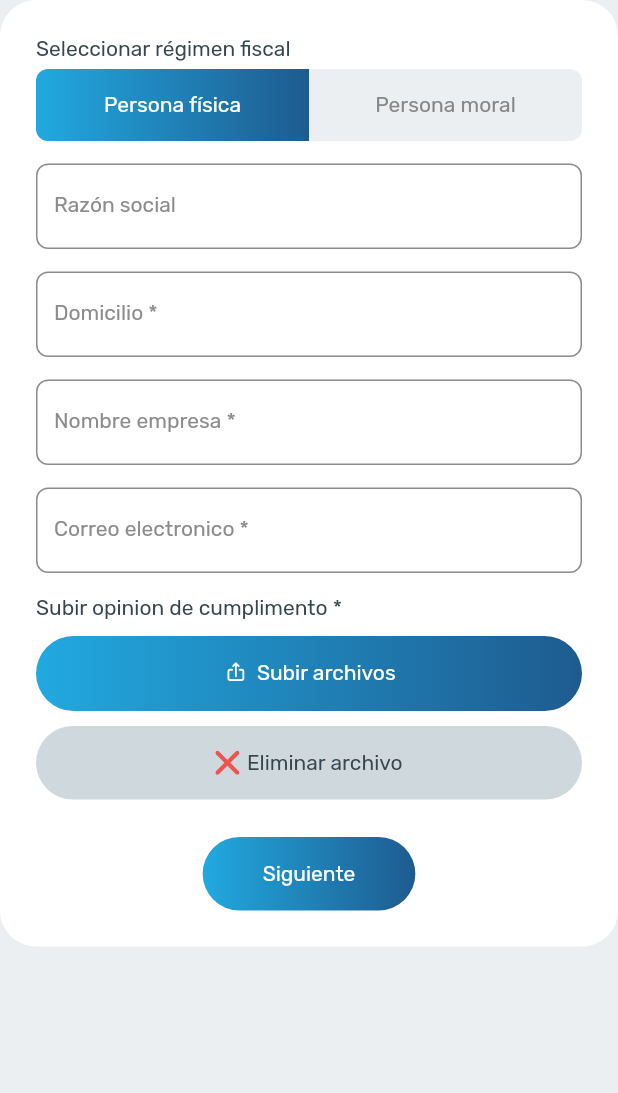
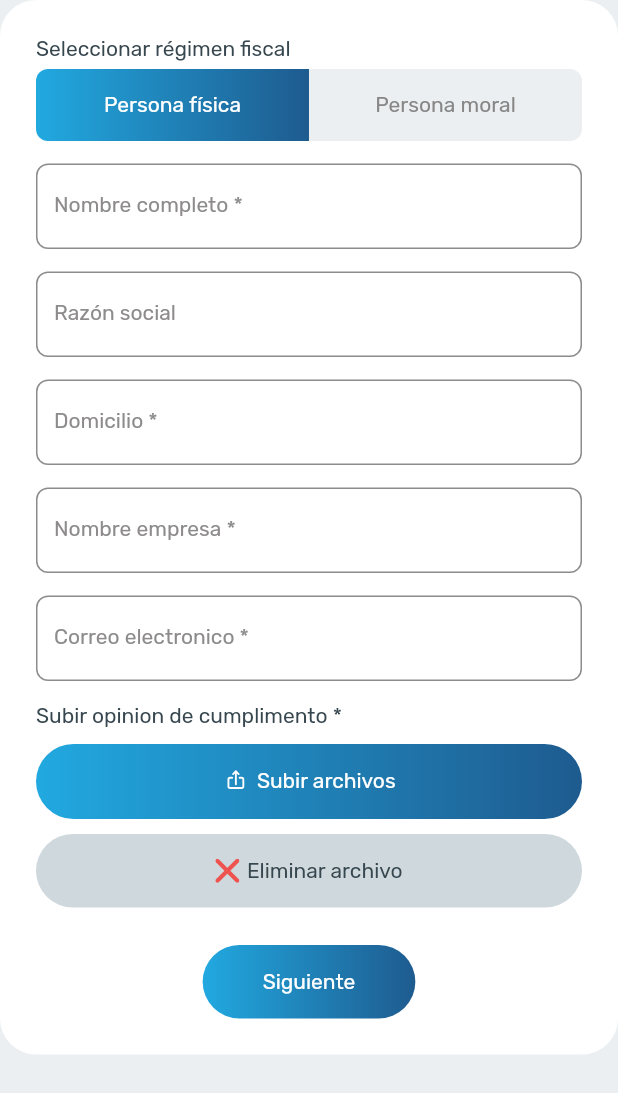
Before and after one commit to ulises214/freeway_ddd_app, a Flutter app: the CarrierForm widget shown alone on an empty page, opened directly with empty values, on a phone screen of 412 x 824 dp. Shown: the top 1093 px of the screen. Run offline on Flutter 3.47's test engine with Material 2 defaults, Android fonts, the light colour scheme and no system bars; our stand-ins replace file_picker, flutter_svg, get; missing offline and left inert: ferry, gql_http_link; accounts and stored records are empty.

Commit message:
Modify buyer and carrier model
Now match with graphql schema

```diff
--- a/lib/model/user/carrier_data.dart
+++ b/lib/model/user/carrier_data.dart
@@ -15,6 +15,7 @@ class CarrierData {
     required this.businessName,
     required this.email,
     required this.opinionCompliance,
+    required this.name,
   }) {
     if (personType == null && FormValidators.isNullOrEmpty(socialReason)) {
       throw Exception(
@@ -38,6 +39,9 @@ class CarrierData {
   /// A valid email address
   final String email;
 
+  /// The name of the carrier
+  final String name;
+
   /// File taken from the device to prove its veracity
   final File opinionCompliance;
 }
--- a/lib/model/user/client_data.dart
+++ b/lib/model/user/client_data.dart
@@ -3,8 +3,12 @@ import 'user_type.dart';
 /// The data for a user of type Client
 class ClientData {
   /// Initialize final properies
-  ClientData(
-      {required this.personType, required this.name, required this.email});
+  ClientData({
+    required this.businessName,
+    required this.personType,
+    required this.name,
+    required this.email,
+  });
 
   /// Legal person
   final PersonType personType;
@@ -14,4 +18,7 @@ class ClientData {
 
   /// A valid email addres
   final String email;
+
+  /// The business name of the client
+  final String businessName;
 }
--- a/lib/view/pages/signup/widgets/carrier_form.dart
+++ b/lib/view/pages/signup/widgets/carrier_form.dart
@@ -30,6 +30,7 @@ class CarrierForm extends StatelessWidget {
   final _addresController = TextEditingController();
   final _businessNameController = TextEditingController();
   final _emailController = TextEditingController();
+  final _nameController = TextEditingController();
 
   @override
   Widget build(BuildContext context) {
@@ -62,6 +63,11 @@ class CarrierForm extends StatelessWidget {
           textColor: FreeWayTheme.black,
         ),
         controller: _binarySelectorController,
+      ),
+      StyledFormInput(
+        label: 'Nombre completo *',
+        controller: _nameController,
+        validator: FormValidators.isRequired,
       ),
       StyledFormInput(
         label: 'Razón social',
@@ -114,6 +120,7 @@ class CarrierForm extends StatelessWidget {
         address: _addresController.text,
         businessName: _businessNameController.text,
         email: _emailController.text,
+        name: _nameController.text,
         opinionCompliance: _filePickerController.value!);
     onSubmit();
   }
```
Also changed, not shown: lib/view/pages/signup/widgets/client_form.dart (+7 -1 lines).
